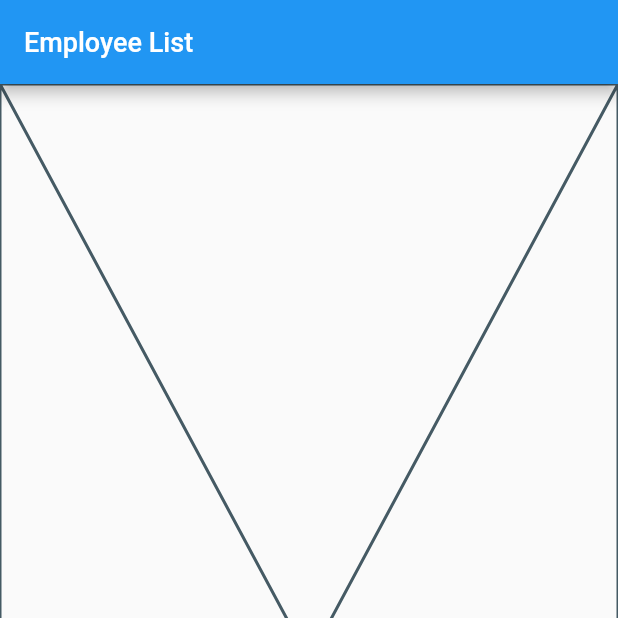
After one commit to Ayushd70/EmployeeList, a Flutter app: the screen it shows after launch, on a phone screen of 412 x 824 dp, the top half of it. The commit adds this screen. Run offline on Flutter 3.47's test engine with Material 2 defaults, Android fonts, the phone set to English and light mode, and no system bars; our stand-ins replace flutter_svg.

Commit message:
employee_list: home_screen: setup initial home screen
Signed-off-by: Ayush Dubey <ayushdubey70@gmail.com>

```diff
--- a/lib/configs/routes.dart
+++ b/lib/configs/routes.dart
@@ -1,6 +1,7 @@
 import 'package:flutter/material.dart';
 
 import '../main.dart';
+import '../screens/home_screen.dart';
 
 class Routes {
   static const String flashScreen = 'flashScreen';
@@ -12,7 +13,7 @@ class Routes {
 
   static Route<dynamic> generateRoutesWithParams(RouteSettings settings) {
     return MaterialPageRoute(
-      builder: ((context) => MyHomePage(title: settings.arguments as String)),
+      builder: ((context) => HomeScreen(title: settings.arguments as String)),
     );
   }
 
--- /dev/null
+++ b/lib/screens/home_screen.dart
@@ -0,0 +1,20 @@
+import 'package:employee_list/configs/resources.dart';
+import 'package:flutter/material.dart';
+
+
+class HomeScreen extends StatelessWidget {
+  const HomeScreen({super.key, required this.title});
+  final String title;
+
+  @override
+  Widget build(BuildContext context) {
+    return Scaffold(
+        appBar: AppBar(
+          title: Text(
+            title,
+            style: AppTextStyles.mediumRoboto18,
+          ),
+        ),
+        body: const Placeholder());
+  }
+}
```
Also changed, not shown: lib/main.dart (+7 -26 lines).
